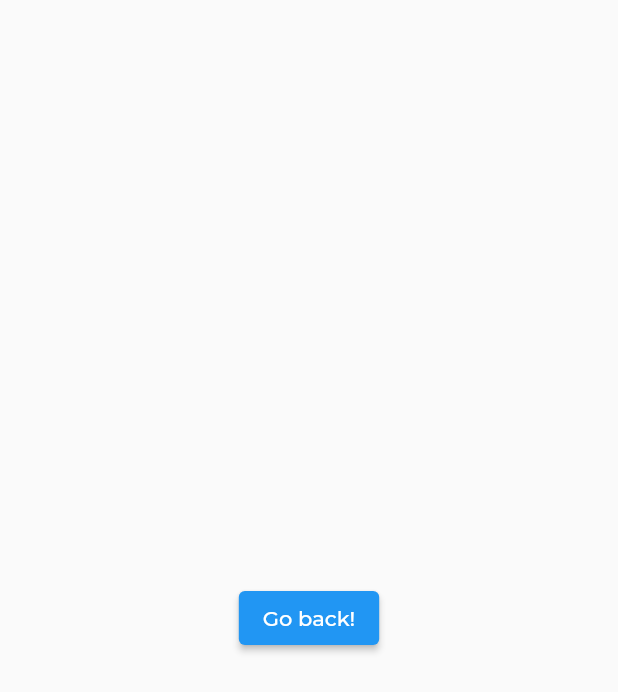
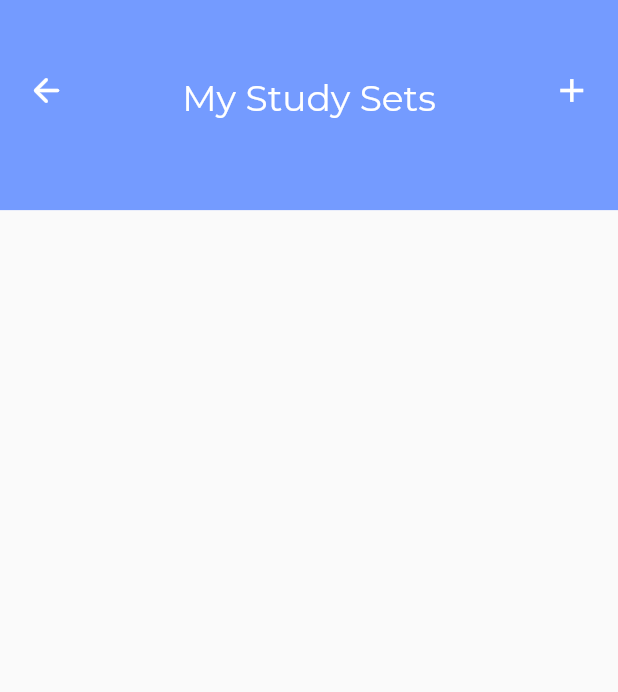
Before and after one commit to JamesJamesJa/rememable, a Flutter app: the SecondRoute screen opened directly, on a phone screen of 412 x 824 dp. Shown: the top 692 px of the screen. Run offline on Flutter 3.47's test engine with Material 2 defaults, Android fonts, the phone set to English and light mode, and no system bars; our stand-ins replace dotted_border, flutter_spinkit, focused_menu, google_fonts, image_picker, syncfusion_flutter_gauges; missing offline and left inert: image_picker_for_web, loading_animations; accounts and stored records are empty.

Commit message:
[UPDATE] profile page :rocket:

```diff
--- a/rememable/lib/screens/profile.dart
+++ b/rememable/lib/screens/profile.dart
@@ -61,7 +61,6 @@ class _ProfileState extends State<Profile> with SingleTickerProviderStateMixin {
                   ],
                 ),
                 child: Container(
-                  // padding: EdgeInsets.only(left: 0, right: 0),
                   child: Text(
                     'My Study Sets',
                     style: GoogleFonts.montserrat(
@@ -83,11 +82,13 @@ class _ProfileState extends State<Profile> with SingleTickerProviderStateMixin {
               child: Column(
                 mainAxisAlignment: MainAxisAlignment.center,
                 children: [
-                  GestureDetector(
-                    onTap: () => Navigator.push(
-                      context,
-                      MaterialPageRoute(builder: (context) => SecondRoute()),
-                    ),
+                  Container(
+                    margin: EdgeInsets.only(bottom: 18),
+                    child: GestureDetector(
+                      // onTap: () => Navigator.push(
+                      //   context,
+                      // MaterialPageRoute(builder: (context) => ),
+                      // ),
                       child: Row(
                         children: [
                           Container(
@@ -95,7 +96,7 @@ class _ProfileState extends State<Profile> with SingleTickerProviderStateMixin {
                               alignment: Alignment.centerRight,
                               child: Icon(
                                 Icons.email,
-                              color: Colors.grey,
+                                color: Color(0xFFAFAFAF),
                                 size: 24.0,
                                 semanticLabel:
                                     'Text to announce in accessibility modes',
@@ -103,25 +104,20 @@ class _ProfileState extends State<Profile> with SingleTickerProviderStateMixin {
                           Container(
                             width: MediaQuery.of(context).size.width * 0.2,
                             padding: EdgeInsets.only(left: 15),
-                          // color: Colors.green,
                             child: Text('Email'),
                           ),
                           Container(
                             alignment: Alignment.centerRight,
-                          // color: Colors.blue,
                             width: MediaQuery.of(context).size.width * 0.5,
-                          // margin: EdgeInsets.all(10),
                             child: Text('Text from database: email'),
                           ),
                           Container(
-                          // color: Colors.yellow,
                             alignment: Alignment.centerLeft,
                             padding: EdgeInsets.only(left: 5),
                             width: MediaQuery.of(context).size.width * 0.15,
-                          // margin: EdgeInsets.all(10),
                             child: Icon(
                               Icons.navigate_next,
-                            color: Colors.grey,
+                              color: Color(0xFFAFAFAF),
                               size: 24.0,
                               semanticLabel:
                                   'Text to announce in accessibility modes',
@@ -130,21 +126,23 @@ class _ProfileState extends State<Profile> with SingleTickerProviderStateMixin {
                         ],
                       ),
                     ),
+                  ),
 
-                  GestureDetector(
-                    onTap: () => Navigator.push(
-                      context,
-                      MaterialPageRoute(builder: (context) => SecondRoute()),
-                    ),
+                  Container(
+                    margin: EdgeInsets.only(bottom: 18),
+                    child: GestureDetector(
+                      // onTap: () => Navigator.push(
+                      //   context,
+                      //   MaterialPageRoute(builder: (context) => ),
+                      // ),
                       child: Row(
                         children: [
                           Container(
                               alignment: Alignment.centerRight,
                               width: MediaQuery.of(context).size.width * 0.15,
-                            // margin: EdgeInsets.all(10),
                               child: Icon(
                                 Icons.person,
-                              color: Colors.grey,
+                                color: Color(0xFFAFAFAF),
                                 size: 24.0,
                                 semanticLabel:
                                     'Text to announce in accessibility modes',
@@ -152,14 +150,12 @@ class _ProfileState extends State<Profile> with SingleTickerProviderStateMixin {
                           Container(
                             width: MediaQuery.of(context).size.width * 0.25,
                             padding: EdgeInsets.only(left: 15),
-                          // margin: EdgeInsets.all(10),
                             child: Text('Name'),
                           ),
                           Container(
                             width: MediaQuery.of(context).size.width * 0.45,
                             alignment: Alignment.centerRight,
-                          // margin: EdgeInsets.all(10),
-                          child: Text('Text from database: email'),
+                            child: Text('Text from database: name'),
                           ),
                           Container(
                             alignment: Alignment.centerLeft,
@@ -167,7 +163,7 @@ class _ProfileState extends State<Profile> with SingleTickerProviderStateMixin {
                             padding: EdgeInsets.only(left: 5),
                             child: Icon(
                               Icons.navigate_next,
-                            color: Colors.grey,
+                              color: Color(0xFFAFAFAF),
                               size: 24.0,
                               semanticLabel:
                                   'Text to announce in accessibility modes',
@@ -176,12 +172,13 @@ class _ProfileState extends State<Profile> with SingleTickerProviderStateMixin {
                         ],
                       ),
                     ),
+                  ),
 
                   GestureDetector(
-                    onTap: () => Navigator.push(
-                      context,
-                      MaterialPageRoute(builder: (context) => SecondRoute()),
-                    ),
+                    // onTap: () => Navigator.push(
+                    //   context,
+                    // MaterialPageRoute(builder: (context) => ),
+                    // ),
                     child: Row(
                       children: [
                         Container(
@@ -189,7 +186,7 @@ class _ProfileState extends State<Profile> with SingleTickerProviderStateMixin {
                             width: MediaQuery.of(context).size.width * 0.15,
                             child: Icon(
                               Icons.logout,
-                              color: Colors.grey,
+                              color: Color(0xFFAFAFAF),
                               size: 24.0,
                               semanticLabel:
                                   'Text to announce in accessibility modes',
@@ -206,7 +203,7 @@ class _ProfileState extends State<Profile> with SingleTickerProviderStateMixin {
                           width: MediaQuery.of(context).size.width * 0.15,
                           child: Icon(
                             Icons.navigate_next,
-                            color: Colors.grey,
+                            color: Color(0xFFAFAFAF),
                             size: 24.0,
                             semanticLabel:
                                 'Text to announce in accessibility modes',
@@ -231,15 +228,69 @@ class SecondRoute extends StatelessWidget {
   @override
   Widget build(BuildContext context) {
     return Scaffold(
-      body: Center(
-        child: ElevatedButton(
+        body: Container(
+      child: Stack(
+        children: [
+          Container(
+            width: MediaQuery.of(context).size.width,
+            height: MediaQuery.of(context).size.height * 0.17,
+            color: Color(0xFF749BFF),
+            child: Column(
+              children: [
+                Row(
+                  // mainAxisAlignment: MainAxisAlignment.spaceAround,
+                  children: [
+                    Container(
+                      height: MediaQuery.of(context).size.height * 0.11,
+                      width: MediaQuery.of(context).size.width * 0.15,
+                      padding: EdgeInsets.only(top: 30.0, left: 0.0),
+                      child: IconButton(
+                          icon: Icon(
+                            Icons.arrow_back_rounded,
+                            size: 26,
+                            color: Colors.white,
+                          ),
                           onPressed: () {
                             Navigator.pop(context);
-          },
-          child: Text('Go back!'),
+                          }),
+                    ),
+                    Container(
+                      width: MediaQuery.of(context).size.width * 0.7,
+                      padding: EdgeInsets.only(top: 40),
+                      child: Center(
+                        child: Text(
+                          'My Study Sets',
+                          style: GoogleFonts.montserrat(
+                            textStyle: TextStyle(
+                                color: Colors.white,
+                                fontSize: 24.0,
+                                fontWeight: FontWeight.w400),
                           ),
                         ),
-    );
+                      ),
+                    ),
+                    Container(
+                      height: MediaQuery.of(context).size.height * 0.11,
+                      width: MediaQuery.of(context).size.width * 0.15,
+                      padding: EdgeInsets.only(top: 30.0, right: 0.0),
+                      child: IconButton(
+                          icon: Icon(
+                            Icons.add,
+                            size: 26,
+                            color: Colors.white,
+                          ),
+                          onPressed: () {
+                            Navigator.pop(context);
+                          }),
+                    )
+                  ],
+                ),
+              ],
+            ),
+          ),
+        ],
+      ),
+    ));
   }
 }
 
```
Lines whose indentation alone changed are shown as unchanged.
